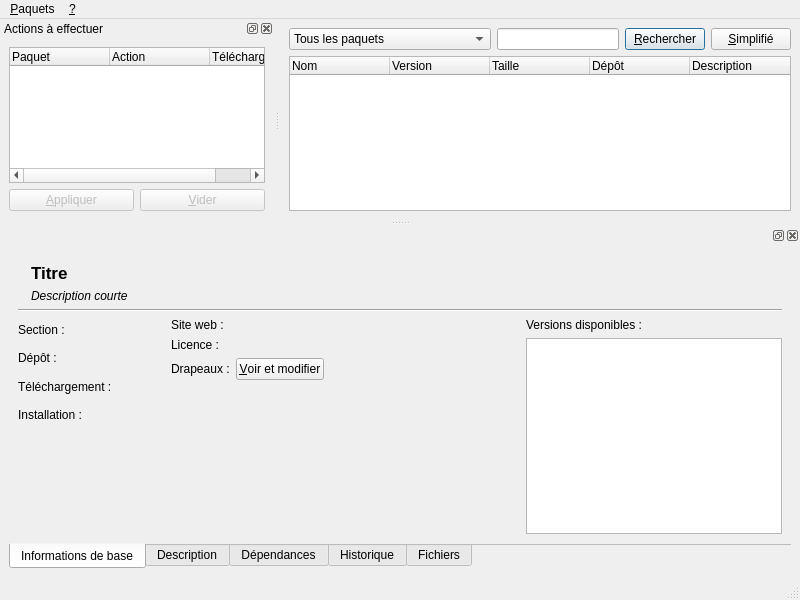
Before: the Qt Designer form pkgui/mainwindow.ui in steckdenis/logram-setup, drawn with Qt 5.
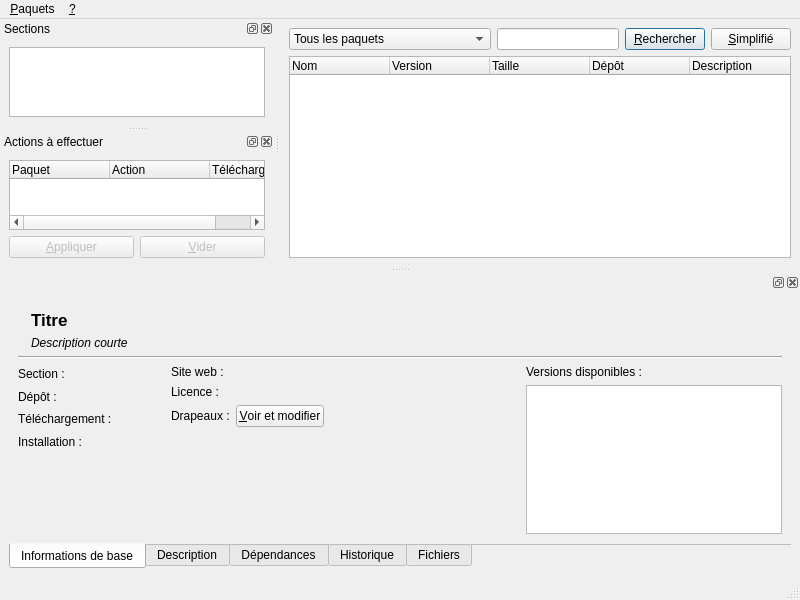
After: the same form once the commit is applied.

Commit message: Show the list of the sections (by distributions and repositories) in Pkgui. Needs an up to date Website.

What changed in the file:
```diff
--- a/pkgui/mainwindow.ui
+++ b/pkgui/mainwindow.ui
@@ -520,6 +520,39 @@
     </layout>
    </widget>
   </widget>
+  <widget class="QDockWidget" name="docSections">
+   <property name="windowTitle">
+    <string>Sections</string>
+   </property>
+   <attribute name="dockWidgetArea">
+    <number>1</number>
+   </attribute>
+   <widget class="QWidget" name="docSectionsWidget">
+    <layout class="QVBoxLayout" name="verticalLayout_2">
+     <item>
+      <widget class="QTreeWidget" name="treeSections">
+       <property name="iconSize">
+        <size>
+         <width>32</width>
+         <height>32</height>
+        </size>
+       </property>
+       <attribute name="headerVisible">
+        <bool>false</bool>
+       </attribute>
+       <attribute name="headerVisible">
+        <bool>false</bool>
+       </attribute>
+       <column>
+        <property name="text">
+         <string notr="true">1</string>
+        </property>
+       </column>
+      </widget>
+     </item>
+    </layout>
+   </widget>
+  </widget>
   <widget class="QDockWidget" name="docActions">
    <property name="windowTitle">
     <string>Actions à effectuer</string>
```
The commit also changes 11 other files.
